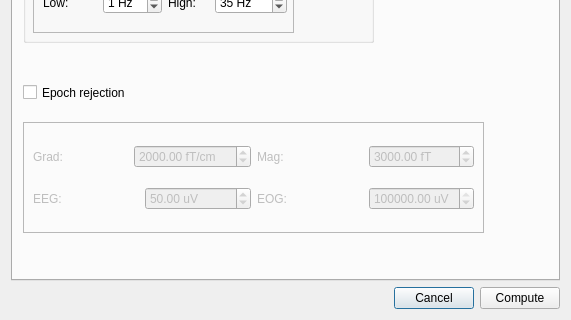
First picture: the form in hoksotin/ui/qt4Designer/eogParametersDialog.ui, repository cibr-jyu/meggie, before the edit; both pictures show x 0 to 571 and y 435 to 755 of the 571 by 755 pixel window.
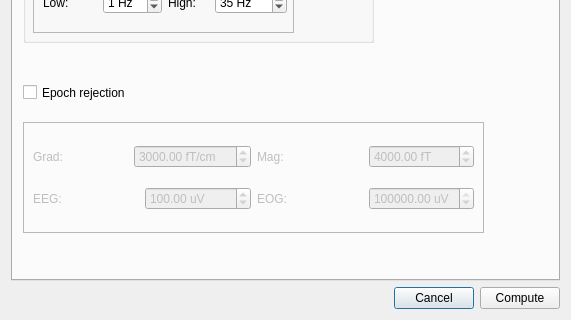
Second picture: the form after the edit.

```diff
--- a/hoksotin/ui/qt4Designer/eogParametersDialog.ui
+++ b/hoksotin/ui/qt4Designer/eogParametersDialog.ui
@@ -497,7 +497,7 @@
                 <double>1000000000.000000000000000</double>
                </property>
                <property name="value">
-                <double>2000.000000000000000</double>
+                <double>3000.000000000000000</double>
                </property>
               </widget>
              </item>
@@ -521,7 +521,7 @@
                 <double>1000000000.000000000000000</double>
                </property>
                <property name="value">
-                <double>50.000000000000000</double>
+                <double>100.000000000000000</double>
                </property>
               </widget>
              </item>
@@ -549,7 +549,7 @@
                 <double>1000000000.000000000000000</double>
                </property>
                <property name="value">
-                <double>3000.000000000000000</double>
+                <double>4000.000000000000000</double>
                </property>
               </widget>
              </item>
```
